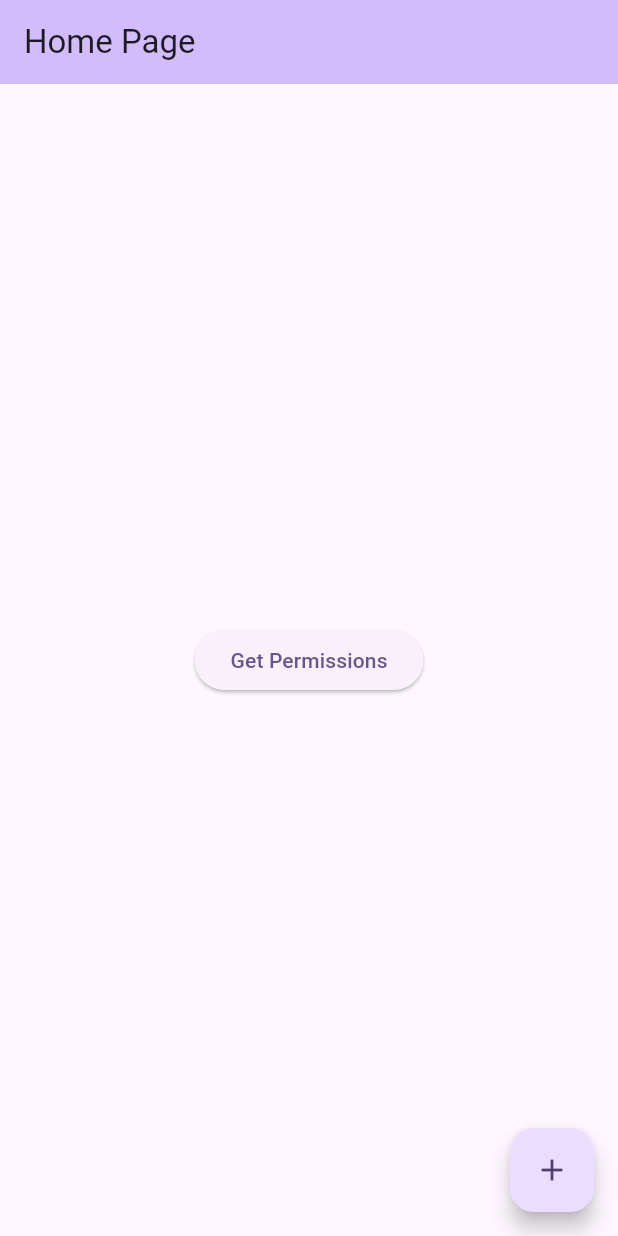
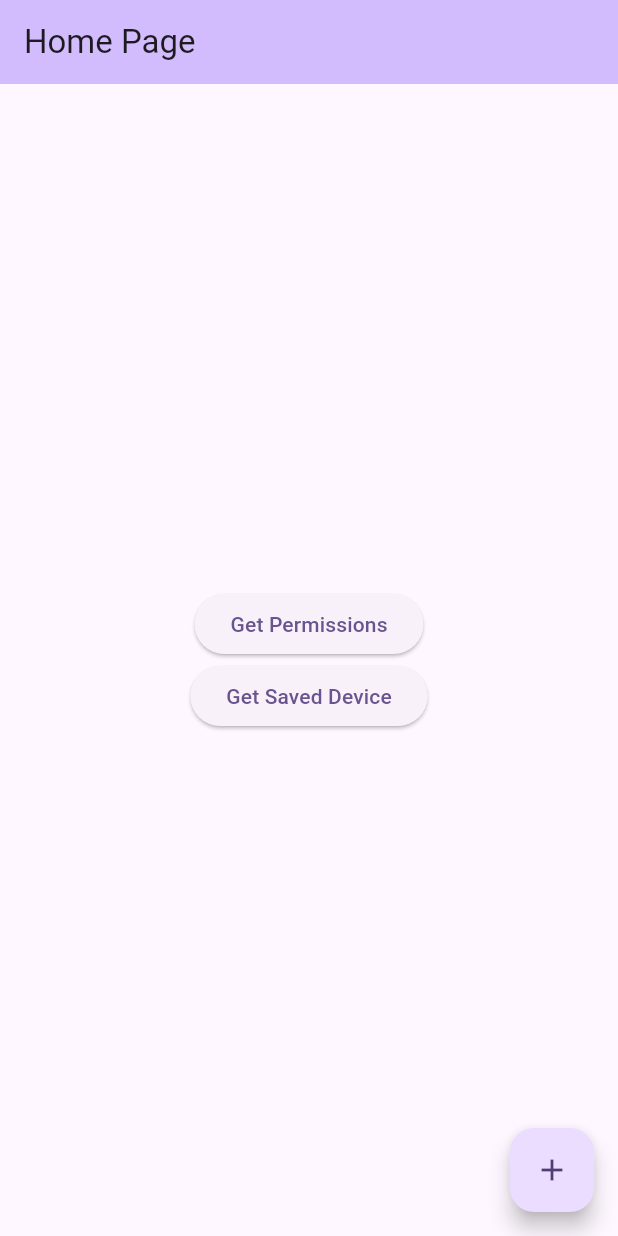
Before and after one commit to aceeedev/car_bt_actions, a Flutter app: the screen it shows after launch, after a tap on "Get Permissions", on a phone screen of 412 x 824 dp. Run offline on Flutter 3.47's test engine with Material 2 defaults, Android fonts, the phone set to English and light mode, and no system bars; our stand-ins replace flutter_bluetooth_serial, hive, hive_flutter, permission_handler; accounts and stored records are empty.

Commit message:
Added database

```diff
--- /dev/null
+++ b/lib/backend/database_manager.dart
@@ -0,0 +1,22 @@
+import 'package:car_bt_actions/models/bt_device.dart';
+import 'package:hive_flutter/hive_flutter.dart';
+
+class DB {
+  static final DB instance = DB._init();
+  static Box? _box;
+
+  DB._init();
+
+  Future<Box> get box async {
+    if (_box != null) return _box!;
+
+    _box = await Hive.openBox('database');
+
+    return _box!;
+  }
+
+  Future<void> saveBTDevice(BTDevice btDevice) async =>
+      (await box).put('btDevice', btDevice);
+
+  Future<BTDevice?> getBTDevice() async => (await box).get('btDevice');
+}
--- a/lib/main.dart
+++ b/lib/main.dart
@@ -1,6 +1,17 @@
 import 'package:flutter/material.dart';
+import 'package:hive_flutter/hive_flutter.dart';
 import 'package:car_bt_actions/app.dart';
+import 'package:car_bt_actions/models/bt_device.dart';
 
-void main() {
+void main() async {
+  // Allows for async code in main method
+  WidgetsFlutterBinding.ensureInitialized();
+  // Initialize Hive
+  await Hive.initFlutter();
+  // Register custom objects in database
+  // To register new TypeAdapters use:
+  //   flutter packages pub run build_runner build
+  Hive.registerAdapter(BTDeviceAdapter());
+
   runApp(const App());
 }
--- /dev/null
+++ b/lib/models/bt_device.dart
@@ -0,0 +1,21 @@
+import 'package:hive/hive.dart';
+import 'package:flutter_bluetooth_serial/flutter_bluetooth_serial.dart';
+
+part 'bt_device.g.dart';
+
+@HiveType(typeId: 1)
+class BTDevice {
+  @HiveField(0)
+  String? name;
+
+  @HiveField(1)
+  late String address;
+
+  BTDevice({required this.name, required this.address});
+
+  /// Constructor that takes in a [BluetoothDevice] parameter
+  BTDevice.device({required BluetoothDevice bluetoothDevice}) {
+    name = bluetoothDevice.name;
+    address = bluetoothDevice.address;
+  }
+}
--- a/lib/pages/home_page.dart
+++ b/lib/pages/home_page.dart
@@ -1,5 +1,7 @@
 import 'package:flutter/material.dart';
 import 'package:permission_handler/permission_handler.dart';
+import 'package:car_bt_actions/backend/database_manager.dart';
+import 'package:car_bt_actions/models/bt_device.dart';
 import 'package:car_bt_actions/pages/discovery_page.dart';
 
 class HomePage extends StatefulWidget {
@@ -10,8 +12,6 @@ class HomePage extends StatefulWidget {
 }
 
 class _HomePageState extends State<HomePage> {
-  int _counter = 0;
-
   @override
   void initState() {
     super.initState();
@@ -37,8 +37,18 @@ class _HomePageState extends State<HomePage> {
           mainAxisAlignment: MainAxisAlignment.center,
           children: <Widget>[
             ElevatedButton(
-                onPressed: () async => await askForPermissions(),
-                child: const Text('Get Permissions'))
+              onPressed: () async => await askForPermissions(),
+              child: const Text('Get Permissions'),
+            ),
+            ElevatedButton(
+              onPressed: () async {
+                BTDevice? btDevice = await DB.instance.getBTDevice();
+
+                print(
+                    'Device: ${btDevice == null ? 'Null' : btDevice.address}');
+              },
+              child: const Text('Get Saved Device'),
+            )
           ],
         ),
       ),
--- a/pubspec.yaml
+++ b/pubspec.yaml
@@ -37,6 +37,8 @@ dependencies:
   cupertino_icons: ^1.0.2
   flutter_bluetooth_serial: ^0.4.0
   permission_handler: ^10.3.0
+  hive: ^2.2.3
+  hive_flutter: ^1.1.0
 
 dev_dependencies:
   flutter_test:
@@ -48,6 +50,8 @@ dev_dependencies:
   # package. See that file for information about deactivating specific lint
   # rules and activating additional ones.
   flutter_lints: ^2.0.0
+  hive_generator: ^2.0.0
+  build_runner: ^2.4.5
 
 # For information on the generic Dart part of this file, see the
 # following page: https://dart.dev/tools/pub/pubspec
```
Also changed, not shown: lib/pages/discovery_page.dart (+11 -4 lines), lib/models/bt_device.g.dart (added), pubspec.lock.
